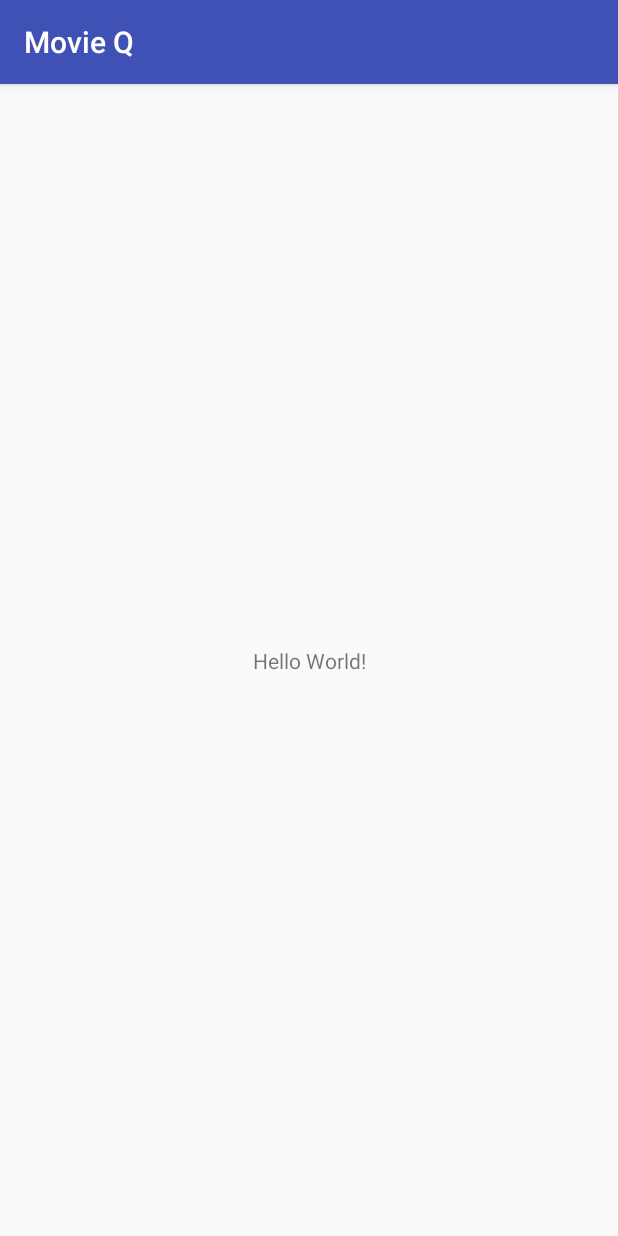
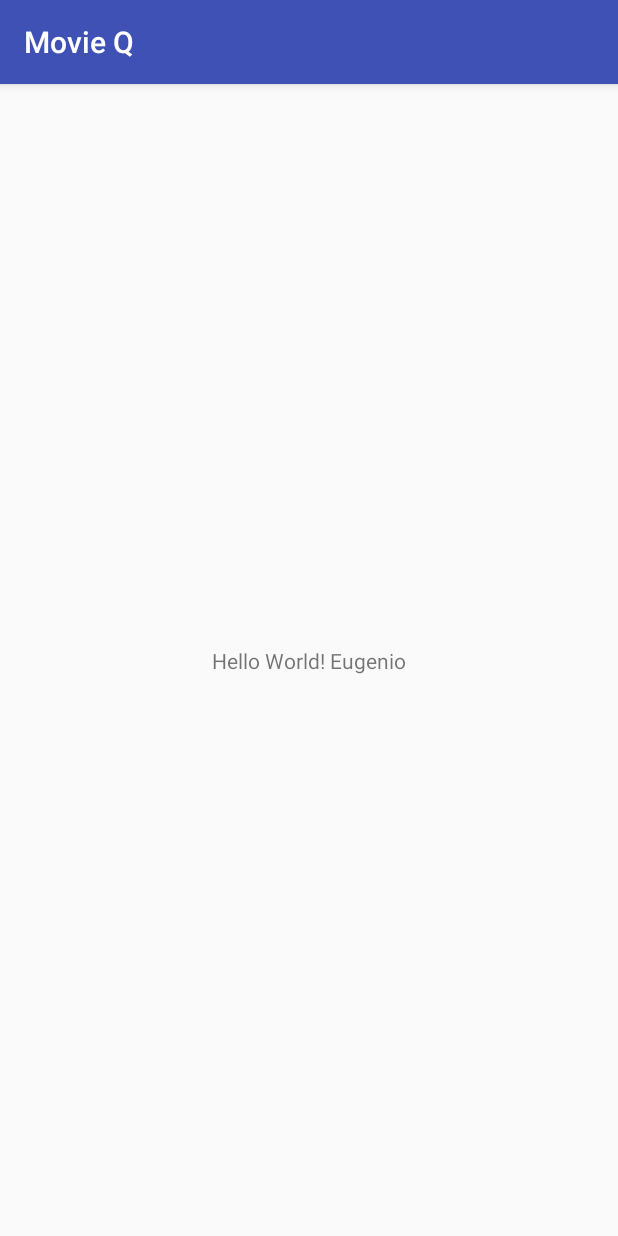
Before and after one commit to eugedebe/clonintento2, an Android app: the screen it shows after launch (MainActivity), on a phone screen of 412 x 824 dp. Run offline under Robolectric (Android 15) with nearby library versions, the phone set to English and light mode, and no system bars.

Commit message:
Hola Mundo Eugenio

```diff
--- a/app/src/main/res/layout/activity_main.xml
+++ b/app/src/main/res/layout/activity_main.xml
@@ -9,7 +9,7 @@
     <TextView
         android:layout_width="wrap_content"
         android:layout_height="wrap_content"
-        android:text="Hello World!"
+        android:text="Hello World! Eugenio"
         app:layout_constraintBottom_toBottomOf="parent"
         app:layout_constraintLeft_toLeftOf="parent"
         app:layout_constraintRight_toRightOf="parent"
```
